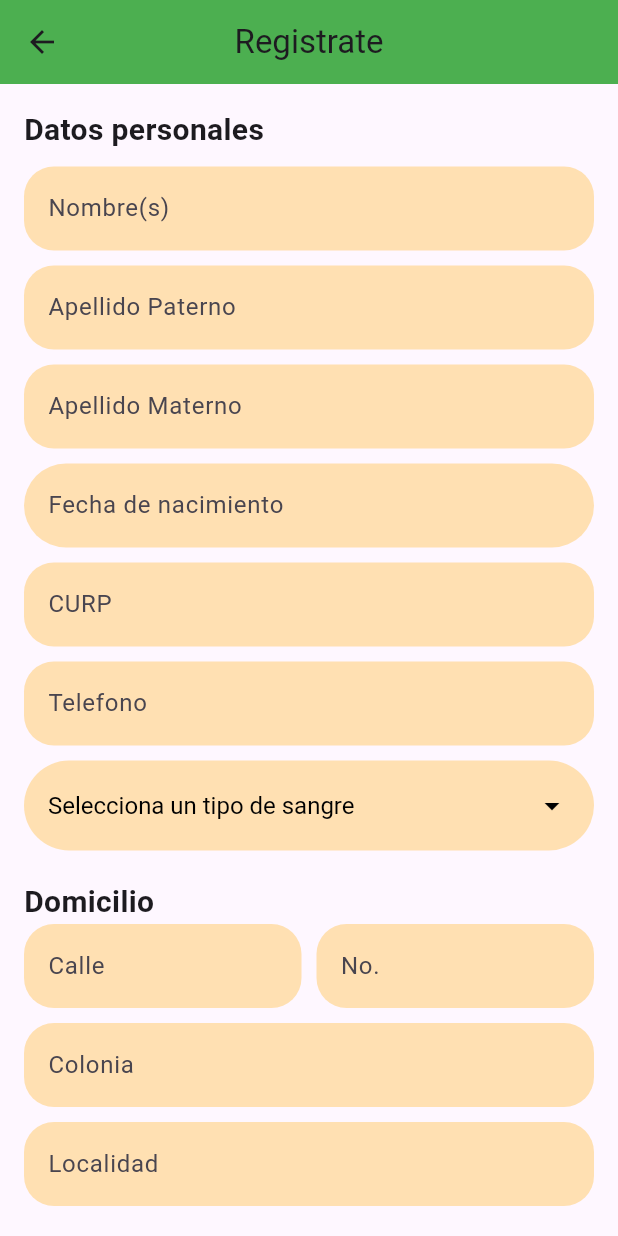
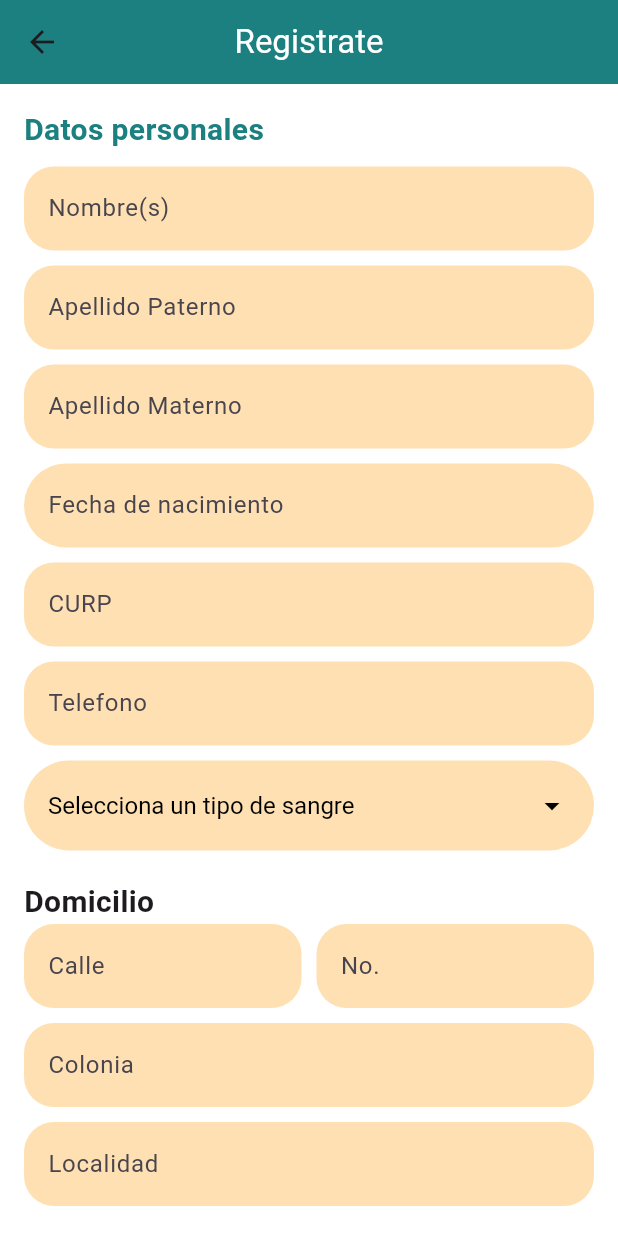
Before and after one commit to gerrycode01/gps_semovil, a Flutter app: the screen it shows after launch, after a tap on "Sign up", on a phone screen of 412 x 824 dp. Run offline on Flutter 3.47's test engine with Material 3 defaults, Android fonts, the phone set to English and light mode, and no system bars; our stand-ins replace cloud_firestore, firebase_auth, firebase_core, firebase_storage, image_picker; accounts and stored records are empty; network calls fail.

```diff
--- a/lib/app/core/design.dart
+++ b/lib/app/core/design.dart
@@ -7,7 +7,7 @@ class Design{
       controller: t,
       decoration: InputDecoration(
         filled: true,
-        fillColor: Colors.orange[100],
+        fillColor: Design.lightOrange,
         hintText: texto,
         border: OutlineInputBorder(
           borderRadius: BorderRadius.circular(20),
@@ -22,13 +22,14 @@ class Design{
         accion();
       },
       style: ButtonStyle(
-        backgroundColor: MaterialStateProperty.all<Color>(Colors.green), // Background color
+        backgroundColor: MaterialStateProperty.all<Color>(Design.teal), // Background color
         foregroundColor: MaterialStateProperty.all<Color>(Colors.white), // Text color
         shape: MaterialStateProperty.all<RoundedRectangleBorder>(
           RoundedRectangleBorder(
             borderRadius: BorderRadius.circular(20),
           ),
         ),
+        elevation: MaterialStateProperty.all(8.0),
       ),
       child: Text(texto),
     );
@@ -46,6 +47,7 @@ class Design{
             borderRadius: BorderRadius.circular(20),
           ),
         ),
+        elevation: MaterialStateProperty.all(8.0),
       ),
       child: Text(texto),
     );
@@ -62,6 +64,7 @@ class Design{
           borderSide: BorderSide.none,
         ),
       ),
+
       readOnly: true,
       onTap: () async {
         FocusScope.of(context).requestFocus(FocusNode());
@@ -187,6 +190,14 @@ class Design{
       MaterialPageRoute(builder: (context) => page),
     );
   }
+  static const Color brightRed = Color(0xFFFF1D44);
+  static const Color paleYellow = Color(0xFFFBEBAF);
+  static const Color mintGreen = Color(0xFF74BF9D);
+  static const Color seaGreen = Color(0xFF56A292);
+  static const Color teal = Color(0xFF1C8080);
+  static Color? lightOrange = Colors.orange[100];
+
+
 
 
 }
--- a/lib/app/core/login.dart
+++ b/lib/app/core/login.dart
@@ -1,4 +1,5 @@
 import 'package:flutter/material.dart';
+import 'package:gps_semovil/app/core/design.dart';
 import 'package:gps_semovil/local.dart';
 import 'package:gps_semovil/user/models/user_model.dart';
 import 'modules/authentication/authentication.dart';
@@ -88,25 +89,14 @@ class _LoginState extends State<Login> {
                     padding: const EdgeInsets.symmetric(horizontal: 30),
                     child: Column(
                       children: [
-                        TextFormField(
-                          controller: _emailController,
-                          decoration: InputDecoration(
-                            filled: true,
-                            fillColor: Colors.orange[100],
-                            hintText: 'Correo',
-                            border: OutlineInputBorder(
-                              borderRadius: BorderRadius.circular(20),
-                              borderSide: BorderSide.none,
-                            ),
-                          ),
-                        ),
+                        Design.campoTexto(_emailController, 'Correo'),
                         const SizedBox(height: 8),
                         TextFormField(
                           controller: _passwordController,
                           obscureText: !_passwordVisible,
                           decoration: InputDecoration(
                             filled: true,
-                            fillColor: Colors.orange[100],
+                            fillColor: Design.lightOrange,
                             hintText: 'Contraseña',
                             border: OutlineInputBorder(
                               borderRadius: BorderRadius.circular(20),
@@ -134,8 +124,9 @@ class _LoginState extends State<Login> {
                           },
                           child: const Text(
                             'He olvidado mi contraseña',
-                            style: TextStyle(color: Colors.black),
+                            style: TextStyle(color: Design.teal),
                           ),
+
                         ),
                         const SizedBox(height: 20),
                         _loading
@@ -151,7 +142,7 @@ class _LoginState extends State<Login> {
                                 style: ButtonStyle(
                                   backgroundColor:
                                       MaterialStateProperty.all<Color>(
-                                          Colors.green), // Background color
+                                          Design.seaGreen), // Background color
                                   foregroundColor:
                                       MaterialStateProperty.all<Color>(
                                           Colors.white), // Text color
@@ -161,6 +152,7 @@ class _LoginState extends State<Login> {
                                       borderRadius: BorderRadius.circular(20),
                                     ),
                                   ),
+                                  elevation: MaterialStateProperty.all(8.0),
                                 ),
                                 child: const Text('Log in'),
                               ),
@@ -173,7 +165,7 @@ class _LoginState extends State<Login> {
                           },
                           style: ButtonStyle(
                             backgroundColor: MaterialStateProperty.all<Color>(
-                                Colors.orange), // Background color
+                                Design.paleYellow), // Background color
                             foregroundColor: MaterialStateProperty.all<Color>(
                                 Colors.white), // Text color
                             shape: MaterialStateProperty.all<
@@ -182,8 +174,9 @@ class _LoginState extends State<Login> {
                                 borderRadius: BorderRadius.circular(20),
                               ),
                             ),
+                            elevation: MaterialStateProperty.all(8.0),
                           ),
-                          child: const Text('Sign up'),
+                          child: const Text('Sign up',style: TextStyle(color: Design.teal),),
                         ),
                       ],
                     ),
--- a/lib/app/core/sign_up.dart
+++ b/lib/app/core/sign_up.dart
@@ -35,10 +35,11 @@ class _SignUpState extends State<SignUp> {
   @override
   Widget build(BuildContext context) {
     return Scaffold(
+      backgroundColor: Colors.white,
       appBar: AppBar(
-        title: const Text('Registrate'),
+        title:  Text('Registrate',style: TextStyle(color: Colors.white),),
         centerTitle: true,
-        backgroundColor: Colors.green, // Adjust the color to match your theme
+        backgroundColor: Design.teal, // Adjust the color to match your theme
       ),
       body: SingleChildScrollView(
         padding: const EdgeInsets.all(16.0),
@@ -47,7 +48,7 @@ class _SignUpState extends State<SignUp> {
           children: [
             const Text(
               'Datos personales',
-              style: TextStyle(fontWeight: FontWeight.bold, fontSize: 20),
+              style: TextStyle(fontWeight: FontWeight.bold, fontSize: 20, color: Design.teal),
             ),
             const SizedBox(height: 10),
             Design.campoTexto(nameController, "Nombre(s)"),
```
Also changed, not shown: lib/user/screens/user_home_page.dart (+15 -23 lines), assets/images/SEMOVI.png (added), assets/images/secre11.png (added).
